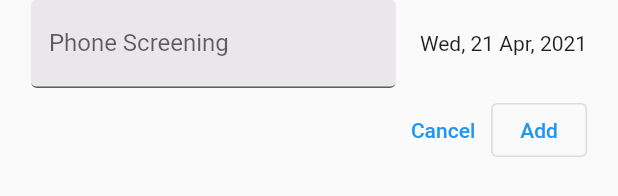
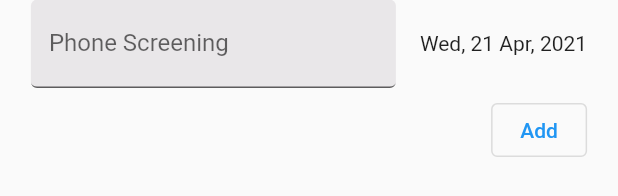
Before and after one commit to Amitpatil215/InterTrack, a Flutter app: the HiringStagesCard widget shown alone on an empty page, opened directly with empty values, on a phone screen of 412 x 824 dp. Shown: the part 130-326 px from the top of the screen. Run offline on Flutter 3.47's test engine with Material 2 defaults, Android fonts, the light colour scheme and no system bars; drawn by our look-alikes of timeline_tile; our stand-ins replace font_awesome_flutter, get.

Commit message:
only show cancel button with save button

```diff
--- a/lib/Screens/Home/Widget/hiring_stages_card.dart
+++ b/lib/Screens/Home/Widget/hiring_stages_card.dart
@@ -186,10 +186,11 @@ class HiringStagesCard extends StatelessWidget {
         Row(
           children: [
             Spacer(),
-            TextButton(
-              onPressed: _onCancelled,
-              child: Text('Cancel'),
-            ),
+            if (isEdit)
+              TextButton(
+                onPressed: _onCancelled,
+                child: Text('Cancel'),
+              ),
             OutlinedButton(
               onPressed: _onSaved,
               child: Text(isEdit ? 'Save' : 'Add'),
```
